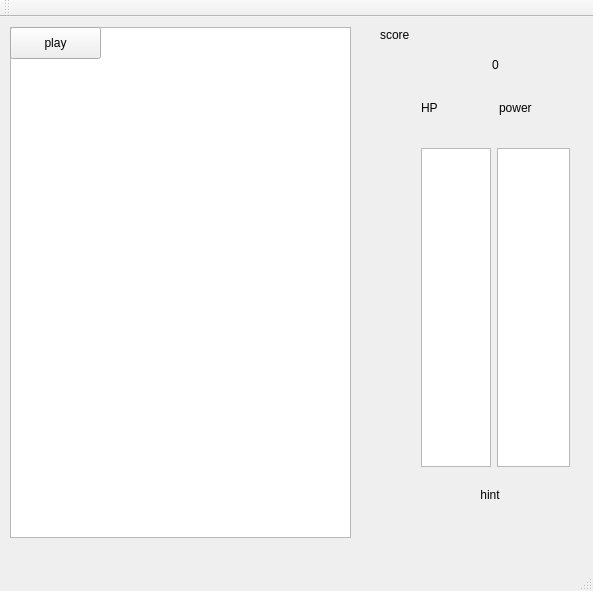
This is mainwindow.ui in xich4932/Qt_jet_game as Qt 5 draws it before an edit. The edited form follows.
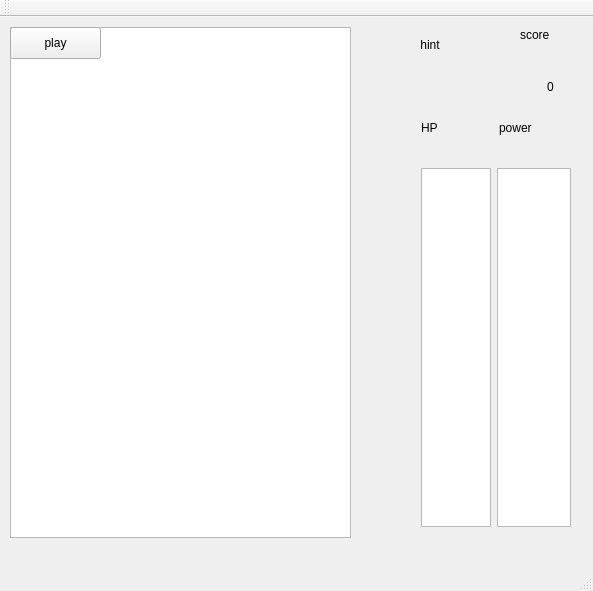
This is the edited form.

The edit to the form file:
```diff
--- a/mainwindow.ui
+++ b/mainwindow.ui
@@ -39,7 +39,7 @@
    <widget class="QLabel" name="score_1">
     <property name="geometry">
      <rect>
-      <x>380</x>
+      <x>520</x>
       <y>10</y>
       <width>60</width>
       <height>16</height>
@@ -52,10 +52,10 @@
    <widget class="QLabel" name="score_number_1">
     <property name="geometry">
      <rect>
-      <x>440</x>
-      <y>40</y>
-      <width>111</width>
-      <height>16</height>
+      <x>510</x>
+      <y>60</y>
+      <width>81</width>
+      <height>20</height>
      </rect>
     </property>
     <property name="layoutDirection">
@@ -68,15 +68,70 @@
      <set>Qt::AlignCenter</set>
     </property>
    </widget>
-   <widget class="QWidget" name="horizontalLayoutWidget">
+   <widget class="QPushButton" name="canvasButton">
+    <property name="geometry">
+     <rect>
+      <x>10</x>
+      <y>10</y>
+      <width>91</width>
+      <height>32</height>
+     </rect>
+    </property>
+    <property name="text">
+     <string>play</string>
+    </property>
+   </widget>
+   <widget class="QWidget" name="verticalLayoutWidget">
+    <property name="geometry">
+     <rect>
+      <x>350</x>
+      <y>10</y>
+      <width>160</width>
+      <height>80</height>
+     </rect>
+    </property>
+    <layout class="QVBoxLayout" name="verticalLayout">
+     <item>
+      <widget class="QLabel" name="label">
+       <property name="text">
+        <string>hint</string>
+       </property>
+       <property name="alignment">
+        <set>Qt::AlignCenter</set>
+       </property>
+      </widget>
+     </item>
+     <item>
+      <widget class="QLabel" name="text_1">
+       <property name="font">
+        <font>
+         <pointsize>28</pointsize>
+        </font>
+       </property>
+       <property name="text">
+        <string/>
+       </property>
+       <property name="alignment">
+        <set>Qt::AlignCenter</set>
+       </property>
+       <property name="textInteractionFlags">
+        <set>Qt::NoTextInteraction</set>
+       </property>
+      </widget>
+     </item>
+    </layout>
+   </widget>
+   <widget class="QWidget" name="verticalLayoutWidget_2">
     <property name="geometry">
      <rect>
       <x>410</x>
-      <y>120</y>
-      <width>171</width>
-      <height>341</height>
+      <y>140</y>
+      <width>172</width>
+      <height>381</height>
      </rect>
     </property>
+    <layout class="QVBoxLayout" name="verticalLayout_2">
+     <item>
     <layout class="QHBoxLayout" name="horizontalLayout">
      <item>
       <widget class="QGraphicsView" name="health_bar_1">
@@ -117,12 +172,14 @@
       </widget>
      </item>
     </layout>
+     </item>
+    </layout>
    </widget>
    <widget class="QWidget" name="horizontalLayoutWidget_2">
     <property name="geometry">
      <rect>
       <x>410</x>
-      <y>70</y>
+      <y>90</y>
       <width>171</width>
       <height>41</height>
      </rect>
@@ -144,51 +201,6 @@
      </item>
     </layout>
    </widget>
-   <widget class="QLabel" name="label">
-    <property name="geometry">
-     <rect>
-      <x>460</x>
-      <y>470</y>
-      <width>60</width>
-      <height>16</height>
-     </rect>
-    </property>
-    <property name="text">
-     <string>hint</string>
-    </property>
-    <property name="alignment">
-     <set>Qt::AlignCenter</set>
-    </property>
-   </widget>
-   <widget class="QLabel" name="text_1">
-    <property name="geometry">
-     <rect>
-      <x>440</x>
-      <y>490</y>
-      <width>111</width>
-      <height>31</height>
-     </rect>
-    </property>
-    <property name="text">
-     <string/>
-    </property>
-    <property name="alignment">
-     <set>Qt::AlignCenter</set>
-    </property>
-   </widget>
-   <widget class="QPushButton" name="canvasButton">
-    <property name="geometry">
-     <rect>
-      <x>10</x>
-      <y>10</y>
-      <width>91</width>
-      <height>32</height>
-     </rect>
-    </property>
-    <property name="text">
-     <string>play</string>
-    </property>
-   </widget>
   </widget>
   <widget class="QMenuBar" name="menuBar">
    <property name="geometry">
```
Lines whose indentation alone changed are shown as unchanged.
